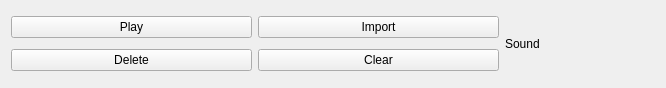
Old version of the form ui/barsoundbar.ui in the repository BdxMimo/project-bar.
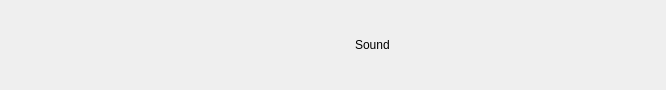
New version of the form. Icons and pictures are not drawn.

The edit to the form file:
```diff
--- a/ui/barsoundbar.ui
+++ b/ui/barsoundbar.ui
@@ -7,7 +7,7 @@
     <x>0</x>
     <y>0</y>
     <width>666</width>
-    <height>88</height>
+    <height>90</height>
    </rect>
   </property>
   <property name="windowTitle">
@@ -18,29 +18,106 @@
     <layout class="QGridLayout" name="gridSoundBarButtons_2">
      <item row="0" column="0">
       <widget class="QPushButton" name="buttonSoundPlay_2">
+       <property name="minimumSize">
+        <size>
+         <width>16</width>
+         <height>16</height>
+        </size>
+       </property>
+       <property name="maximumSize">
+        <size>
+         <width>16</width>
+         <height>16</height>
+        </size>
+       </property>
+       <property name="cursor">
+        <cursorShape>PointingHandCursor</cursorShape>
+       </property>
+       <property name="styleSheet">
+        <string notr="true">background-image:url(:/icons/images/control_play_blue.png);
+border:0px;</string>
+       </property>
        <property name="text">
-        <string>Play</string>
+        <string/>
        </property>
       </widget>
      </item>
      <item row="0" column="1">
       <widget class="QPushButton" name="buttonSoundImport_2">
+       <property name="minimumSize">
+        <size>
+         <width>16</width>
+         <height>16</height>
+        </size>
+       </property>
+       <property name="maximumSize">
+        <size>
+         <width>16</width>
+         <height>16</height>
+        </size>
+       </property>
+       <property name="cursor">
+        <cursorShape>PointingHandCursor</cursorShape>
+       </property>
+       <property name="styleSheet">
+        <string notr="true">background-image: url(:/icons/images/folder_add.png);
+border:0px;
+</string>
+       </property>
        <property name="text">
-        <string>Import</string>
+        <string/>
        </property>
       </widget>
      </item>
      <item row="1" column="0">
       <widget class="QPushButton" name="buttonSoundDelete_2">
+       <property name="minimumSize">
+        <size>
+         <width>16</width>
+         <height>16</height>
+        </size>
+       </property>
+       <property name="maximumSize">
+        <size>
+         <width>16</width>
+         <height>16</height>
+        </size>
+       </property>
+       <property name="cursor">
+        <cursorShape>PointingHandCursor</cursorShape>
+       </property>
+       <property name="styleSheet">
+        <string notr="true">background-image: url(:/icons/images/cross.png);
+border:0px;</string>
+       </property>
        <property name="text">
-        <string>Delete</string>
+        <string/>
        </property>
       </widget>
      </item>
      <item row="1" column="1">
       <widget class="QPushButton" name="buttonSoundClear_2">
+       <property name="minimumSize">
+        <size>
+         <width>16</width>
+         <height>16</height>
+        </size>
+       </property>
+       <property name="maximumSize">
+        <size>
+         <width>16</width>
+         <height>16</height>
+        </size>
+       </property>
+       <property name="cursor">
+        <cursorShape>PointingHandCursor</cursorShape>
+       </property>
+       <property name="styleSheet">
+        <string notr="true">background-image: url(:/icons/images/arrow_rotate_clockwise.png);
+border:0px;</string>
+       </property>
        <property name="text">
-        <string>Clear</string>
+        <string/>
        </property>
       </widget>
      </item>
```
